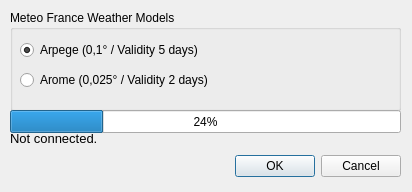
theeko74/zyGrib, file src/DialogLoadGribMeteoFrance.ui: the form before one commit.
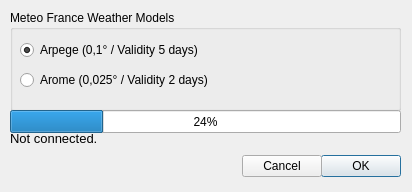
The form after the commit.

Commit message: Button OK disable while downloading

```diff
--- a/src/DialogLoadGribMeteoFrance.ui
+++ b/src/DialogLoadGribMeteoFrance.ui
@@ -13,7 +13,10 @@
   <property name="windowTitle">
    <string>Meteo France GRIB Downloader</string>
   </property>
-  <widget class="QDialogButtonBox" name="buttonCancelOK">
+  <widget class="QDialogButtonBox" name="buttonBoxOK">
+   <property name="enabled">
+    <bool>true</bool>
+   </property>
    <property name="geometry">
     <rect>
      <x>10</x>
@@ -26,7 +29,7 @@
     <enum>Qt::Horizontal</enum>
    </property>
    <property name="standardButtons">
-    <set>QDialogButtonBox::Cancel|QDialogButtonBox::Ok</set>
+    <set>QDialogButtonBox::Ok</set>
    </property>
   </widget>
   <widget class="QGroupBox" name="groupBox">
@@ -102,6 +105,19 @@
     <string>Not connected.</string>
    </property>
   </widget>
+  <widget class="QDialogButtonBox" name="buttonBoxCancel">
+   <property name="geometry">
+    <rect>
+     <x>150</x>
+     <y>150</y>
+     <width>172</width>
+     <height>32</height>
+    </rect>
+   </property>
+   <property name="standardButtons">
+    <set>QDialogButtonBox::Cancel</set>
+   </property>
+  </widget>
  </widget>
  <resources/>
  <connections>
```
Left out of the diff: 34 changed lines with no effect on the pictures. The commit also changes 4 other files.
